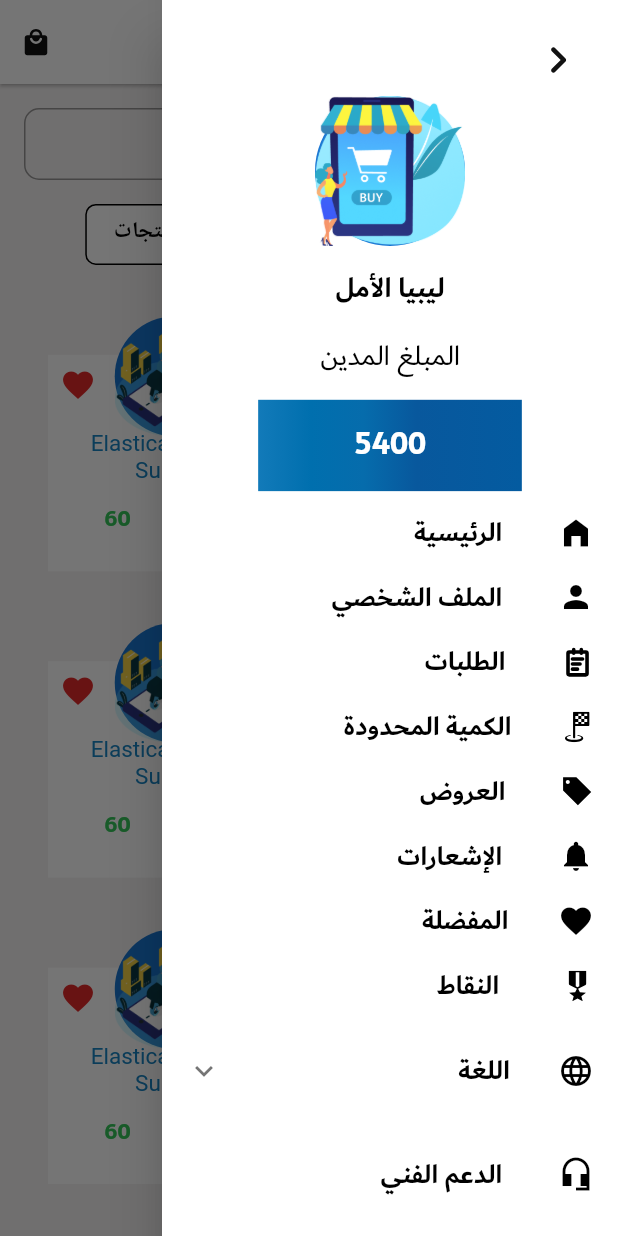
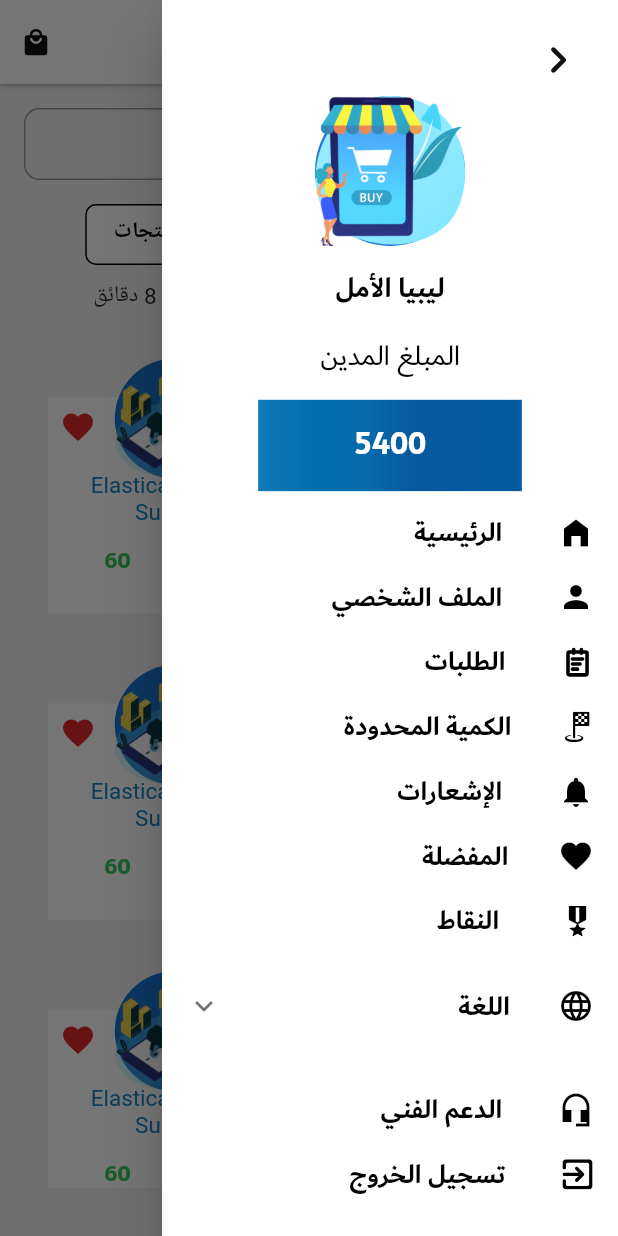
Before and after one commit to AhmadMAbuGhali/fortuna_libya_customer, a Flutter app: the HomeScreen screen opened directly, with the side drawer open, on a phone screen of 412 x 824 dp. Run offline on Flutter 3.47's test engine with Material 2 defaults, Android fonts, the phone set to English and light mode, and no system bars; drawn by our look-alikes of buttons_tabbar; our stand-ins replace dio, easy_localization, flutter_screenutil, flutter_svg, get_it, image_picker and 2 more; accounts and stored records are empty.

Commit message:
update on drawer and home

```diff
--- a/lib/ui/general_component/drawar_widget.dart
+++ b/lib/ui/general_component/drawar_widget.dart
@@ -205,34 +205,34 @@ class DrawarWidget extends StatelessWidget  {
                         height: 12.h,
                       ),
                       //offer
-                      GestureDetector(
-                        onTap: (){
-                          RouterClass.routerClass
-                              .navigateTo(NavegatorConstant.favourite);
-
-                        },
-                        child: Row(
-                          children: [
-                            SvgPicture.asset(
-                              IconAssets.offer,
-                              color: ColorManager.black,
-                              height: 20.h,
-                              width: 20.w,
-                            ),
-                            SizedBox(
-                              width: 30.w,
-                            ),
-                            Text(
-                              " العروض",
-                              style: getBoldStyle(
-                                  color: ColorManager.black, fontSize: 18),
-                            ),
-                          ],
-                        ),
-                      ),
-                      SizedBox(
-                        height: 12.h,
-                      ),
+                      // GestureDetector(
+                      //   onTap: (){
+                      //     RouterClass.routerClass
+                      //         .navigateTo(NavegatorConstant.favourite);
+                      //
+                      //   },
+                      //   child: Row(
+                      //     children: [
+                      //       SvgPicture.asset(
+                      //         IconAssets.offer,
+                      //         color: ColorManager.black,
+                      //         height: 20.h,
+                      //         width: 20.w,
+                      //       ),
+                      //       SizedBox(
+                      //         width: 30.w,
+                      //       ),
+                      //       Text(
+                      //         " العروض",
+                      //         style: getBoldStyle(
+                      //             color: ColorManager.black, fontSize: 18),
+                      //       ),
+                      //     ],
+                      //   ),
+                      // ),
+                      // SizedBox(
+                      //   height: 12.h,
+                      // ),
                       //notification
                       Row(
                         children: [
--- a/lib/ui/screens/home_screens/home_screen.dart
+++ b/lib/ui/screens/home_screens/home_screen.dart
@@ -146,9 +146,14 @@ class _HomeScreenState extends State<HomeScreen>
                               Center(
                                 child: Padding(
                                   padding: const EdgeInsets.only(top: 10),
+                                  child: Column(
+                                    children: [
+                                      Text('باقي على انتهاء العروض  1 يوم و 12 ساعة و 8 دقائق'),
+                                      SizedBox(height: 8.h,),
+                                      Expanded(
                                         child: GridView.builder(
                                             gridDelegate:
-                                          SliverGridDelegateWithFixedCrossAxisCount(
+                                                const SliverGridDelegateWithFixedCrossAxisCount(
                                               crossAxisCount: 2,
                                               mainAxisSpacing: 10,
                                               crossAxisSpacing: 10,
@@ -164,6 +169,9 @@ class _HomeScreenState extends State<HomeScreen>
                                                   },
                                                   child: ProducerItem());
                                             }),
+                                      ),
+                                    ],
+                                  ),
                                 ),
                               ),
                               Center(
```
Lines whose indentation alone changed are shown as unchanged.
